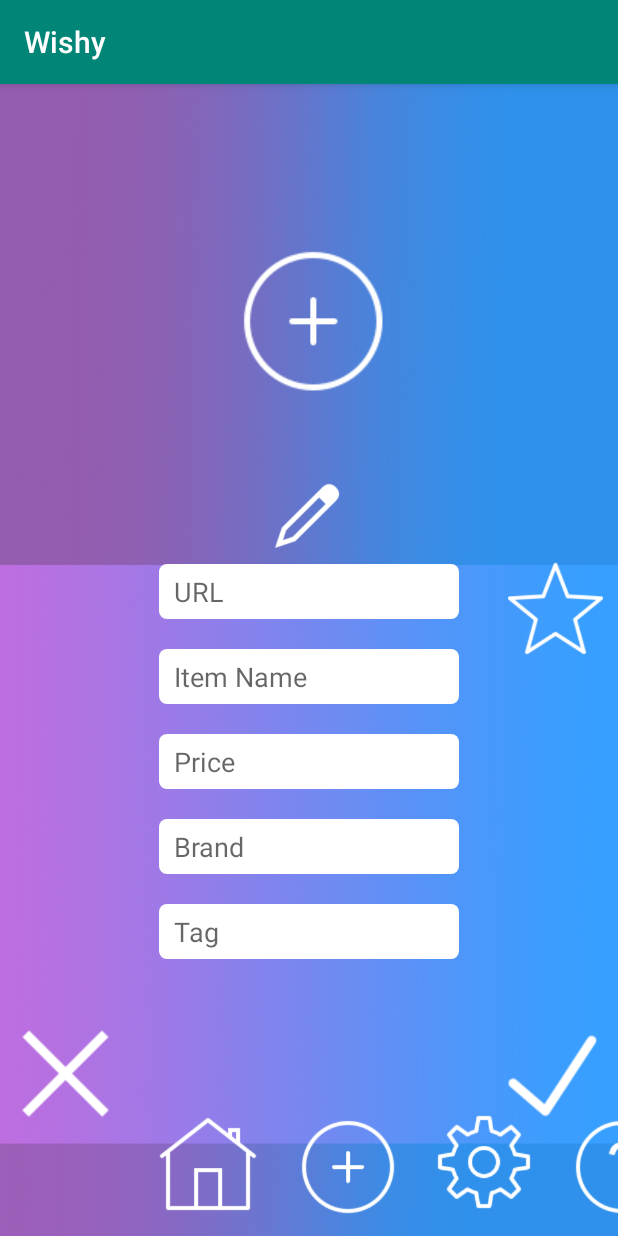
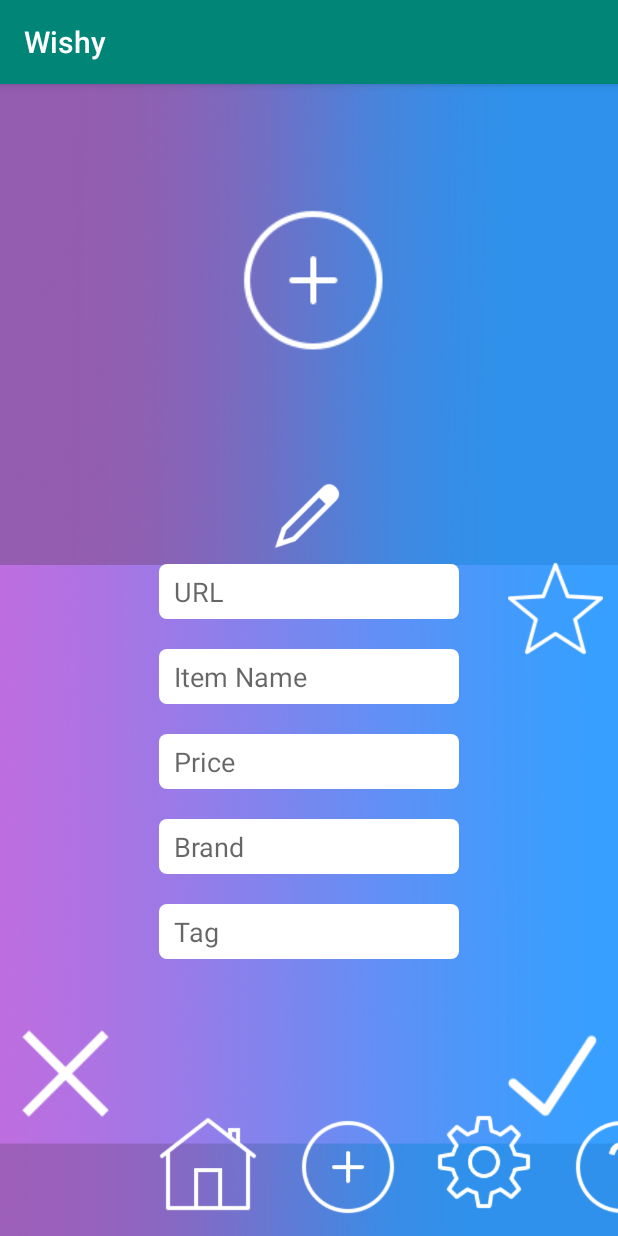
Before and after one commit to ICS-Brandon/SEG3125, an Android app: the screen it shows after launch once a user with an empty profile is signed in (AddEditActivity), after a tap on an icon or button, on a phone screen of 412 x 824 dp. Run offline under Robolectric (Android 15) with nearby library versions, the phone set to English and light mode, and no system bars; our stand-ins replace Firebase (no records; nobody signed in at launch, a user with empty details on screens opened directly), Picasso; libraries missing offline, so code that uses them is left out: ir.hatamiarash.toast; 1 statement that could not run was skipped; 3 other taps on this screen came first.

Commit message:
Adding functionality for images, bugs

```diff
--- a/Wishy/app/build.gradle
+++ b/Wishy/app/build.gradle
@@ -6,7 +6,7 @@ android {
     buildToolsVersion "29.0.2"
     defaultConfig {
         applicationId "com.example.wishy"
-        minSdkVersion 19
+        minSdkVersion 21
         targetSdkVersion 29
         versionCode 1
         versionName "1.0"
@@ -36,4 +36,5 @@ dependencies {
     implementation 'androidx.multidex:multidex:2.0.1'
     implementation 'com.karumi:dexter:5.0.0'
     implementation 'com.github.hatamiarash7:RTL-Toast:1.3'
+    implementation 'com.squareup.picasso:picasso:2.71828'
 }
--- a/Wishy/app/src/main/java/com/example/wishy/FirebaseHandler.java
+++ b/Wishy/app/src/main/java/com/example/wishy/FirebaseHandler.java
@@ -50,7 +50,7 @@ public class FirebaseHandler {
         });
 
         if(returnItem == null){
-            returnItem = new WishlistItem(0,"Null","Null","Null");
+            //returnItem = new WishlistItem(0,"Null","Null","Null");
         }
 
         return returnItem;
--- a/Wishy/app/src/main/java/com/example/wishy/HomeActivity.java
+++ b/Wishy/app/src/main/java/com/example/wishy/HomeActivity.java
@@ -1,7 +1,10 @@
 package com.example.wishy;
 
 import android.content.Intent;
+import android.graphics.Bitmap;
+import android.graphics.BitmapFactory;
 import android.os.Bundle;
+import android.os.Environment;
 import android.text.Editable;
 import android.text.TextWatcher;
 import android.util.Log;
@@ -59,11 +62,10 @@ public class HomeActivity extends AppCompatActivity implements AdapterView.OnIte
         fHandler = new FirebaseHandler();
         fAuth = FirebaseAuth.getInstance();
 
-        WishlistItem one = new WishlistItem(34.99,"Hollister","The Denim Jacket","www.google.ca","TEST");
+        WishlistItem one = new WishlistItem(34.99,"Hollister","The Denim Jacket","www.google.ca","TEST",this);
         one.setFavourited(true);
-        one.setImageID(R.drawable.download);
-        WishlistItem two = new WishlistItem(80.00,"Asos","A Denim Jacket","www.google.ca");
-        WishlistItem three = new WishlistItem(99.99,"Holly","Denim Jacket","www.google.ca");
+        WishlistItem two = new WishlistItem(80.00,"Asos","A Denim Jacket","www.google.ca",this);
+        WishlistItem three = new WishlistItem(99.99,"Holly","Denim Jacket","www.google.ca",this);
         wishItems.add(three);
         wishItems.add(one);
         wishItems.add(two);
@@ -126,8 +128,6 @@ public class HomeActivity extends AppCompatActivity implements AdapterView.OnIte
     @Override
     protected void onActivityResult(int requestCode, int resultCode, Intent data){
 
-        Log.d("INFORMATION",resultCode + " INTENT: " + data);
-
         if(resultCode == 0){
             WishlistItem removeItem = null;
             WishlistItem item = data.getParcelableExtra("item");
@@ -154,6 +154,8 @@ public class HomeActivity extends AppCompatActivity implements AdapterView.OnIte
                 wishItems.remove(removeItem);
                 wishItems.add(item);
             }
+            Log.d("IMAGEID",String.valueOf(R.drawable.test_image));
+            Log.d("IMAGEID",String.valueOf(item.getImage()));
             wishItems = wishSorter.sortSelector(sortingBy,wishItems);
             wishAdapter.notifyDataSetChanged();
         }
--- a/Wishy/app/src/main/java/com/example/wishy/WishlistItem.java
+++ b/Wishy/app/src/main/java/com/example/wishy/WishlistItem.java
@@ -1,11 +1,18 @@
 package com.example.wishy;
 
+import android.content.Context;
 import android.content.res.Resources;
 import android.graphics.Bitmap;
 import android.graphics.BitmapFactory;
+import android.graphics.drawable.Drawable;
+import android.net.Uri;
+import android.os.Bundle;
 import android.os.Parcel;
 import android.os.Parcelable;
+import android.util.Log;
 
+import java.io.ByteArrayOutputStream;
+import java.io.File;
 import java.util.ArrayList;
 import java.util.List;
 import java.util.UUID;
@@ -16,47 +23,52 @@ public class WishlistItem implements Parcelable {
 
     private double price;
     private String brand, name, mainTag, url, wishID;
-    private int imageID;
+    private String image;
     private boolean favourited;
+    private Context mContext;
 
-    public WishlistItem(double p, String b, String n, String u, String t, int i){
+    public WishlistItem(double p, String b, String n, String u, String t, Context c, String i){
         price = p;
         brand = b;
         name = n;
-        imageID = i;
+        image = i;
         favourited = false;
         mainTag = t;
         wishID = UUID.randomUUID().toString();
         url = u;
+        mContext = c;
     }
 
-    public WishlistItem(double p, String b, String n, String u, int i){
+    public WishlistItem(double p, String b, String n, String u,Context c,String i){
         price = p;
         brand = b;
         name = n;
-        imageID = i;
+        image = i;
         favourited = false;
         wishID = UUID.randomUUID().toString();
         url = u;
         mainTag = "";
+        mContext = c;
     }
 
-    public WishlistItem(double p, String b, String n, String u, String t){
+    public WishlistItem(double p, String b, String n, String u, String t, Context c){
         price = p;
         brand = b;
         name = n;
         mainTag = t;
-        imageID = R.drawable.test_image;
         favourited = false;
         wishID = UUID.randomUUID().toString();
         url = u;
+        mContext = c;
+        image = "content://com.android.providers.downloads.documents/document/raw%3A%2Fstorage%2Femulated%2F0%2FDownload%2Ftest_image.png";
     }
 
-    public WishlistItem(double p, String b, String n, String u){
+    public WishlistItem(double p, String b, String n, String u, Context c){
         price = p;
         brand = b;
         name = n;
-        imageID = R.drawable.test_image;
+        mContext = c;
+        image = "content://com.android.providers.downloads.documents/document/raw%3A%2Fstorage%2Femulated%2F0%2FDownload%2Ftest_image.png";
         favourited = false;
         wishID = UUID.randomUUID().toString();
         url = u;
@@ -70,7 +82,7 @@ public class WishlistItem implements Parcelable {
         mainTag = in.readString();
         url = in.readString();
         wishID = in.readString();
-        imageID = in.readInt();
+        image = in.readString();
         favourited = in.readByte() != 0;
     }
 
@@ -110,12 +122,12 @@ public class WishlistItem implements Parcelable {
         name = n;
     }
 
-    public int getImageID(){
-        return imageID;
+    public String getImage(){
+        return image;
     }
 
-    public void setImageID(int i){
-        imageID = i;
+    public void setImage(String i){
+        image = i;
     }
 
     public String getMainTag(){
@@ -163,7 +175,7 @@ public class WishlistItem implements Parcelable {
         dest.writeString(mainTag);
         dest.writeString(url);
         dest.writeString(wishID);
-        dest.writeInt(imageID);
+        dest.writeString(image);
         dest.writeByte((byte) (favourited ? 1 : 0));
     }
 }
--- a/Wishy/app/src/main/java/com/example/wishy/WishlistItemAdapter.java
+++ b/Wishy/app/src/main/java/com/example/wishy/WishlistItemAdapter.java
@@ -3,6 +3,7 @@ package com.example.wishy;
 import android.app.Activity;
 import android.content.Context;
 import android.content.Intent;
+import android.graphics.ImageDecoder;
 import android.util.Log;
 import android.view.LayoutInflater;
 import android.view.View;
@@ -13,6 +14,8 @@ import android.widget.ImageView;
 import android.widget.TextView;
 import androidx.annotation.NonNull;
 
+
+import com.squareup.picasso.Picasso;
 
 import java.util.ArrayList;
 
@@ -85,11 +88,11 @@ public class WishlistItemAdapter extends ArrayAdapter<WishlistItem> {
             }
         });
 
-        price.setText("$"+wishItem.getPrice());
-        brand.setText(wishItem.getBrand() + ": ");
-        name.setText(wishItem.getName());
+        name.setText(wishItem.getName()+ ": ");
+        brand.setText(wishItem.getBrand());
         tag.setText(wishItem.getMainTag());
-        itemImage.setImageResource(wishItem.getImageID());
+        price.setText("$"+String.valueOf(wishItem.getPrice()));
+        Picasso.get().load(wishItem.getImage()).into(itemImage);
         return convertView;
     }
 
--- a/Wishy/app/src/main/res/layout/add_edit_layout.xml
+++ b/Wishy/app/src/main/res/layout/add_edit_layout.xml
@@ -201,6 +201,7 @@
     <Button
         android:id="@+id/editImageButton"
         style="?android:attr/borderlessButtonStyle"
+        android:onClick="changeImage"
         android:layout_width="80px"
         android:layout_height="80px"
         android:layout_marginTop="260dp"
@@ -213,7 +214,7 @@
         android:id="@+id/wishImage"
         android:layout_width="wrap_content"
         android:layout_height="wrap_content"
-        android:layout_marginTop="100dp"
+        app:layout_constraintBottom_toTopOf="@+id/editImageButton"
         app:layout_constraintLeft_toLeftOf="parent"
         app:layout_constraintRight_toRightOf="parent"
         app:layout_constraintTop_toTopOf="parent"
```
Also changed, not shown: Wishy/app/src/main/java/com/example/wishy/AddEditActivity.java (+36 -3 lines), Wishy/app/src/main/res/layout/wishlist_item.xml (+2 -6 lines).
